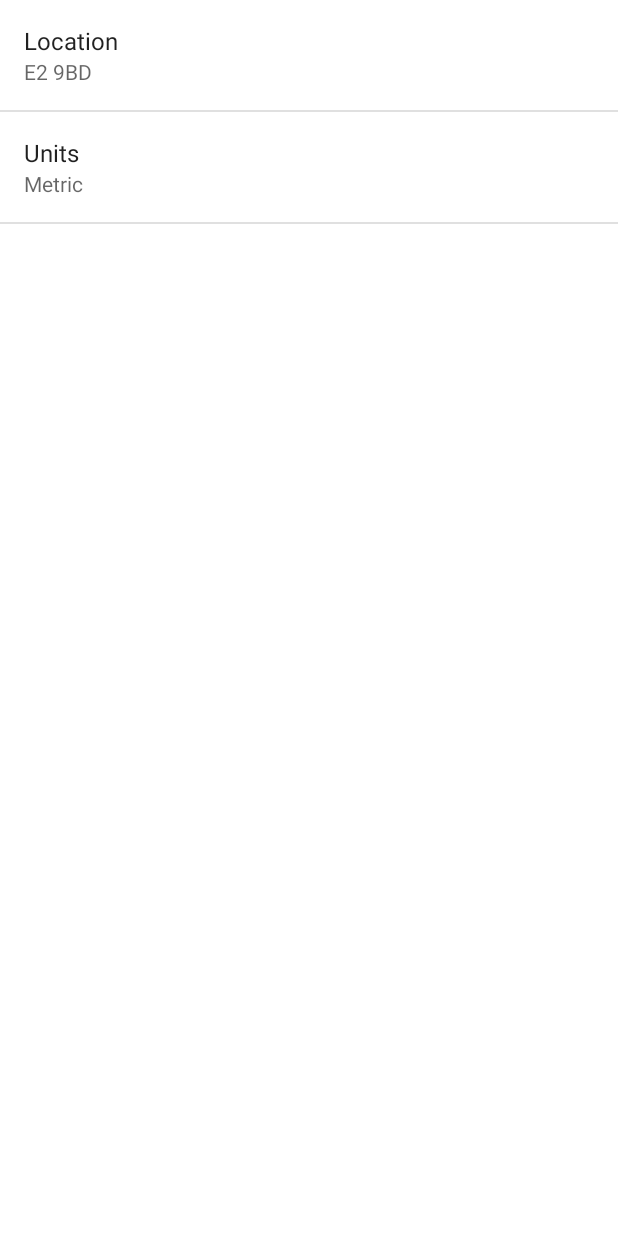
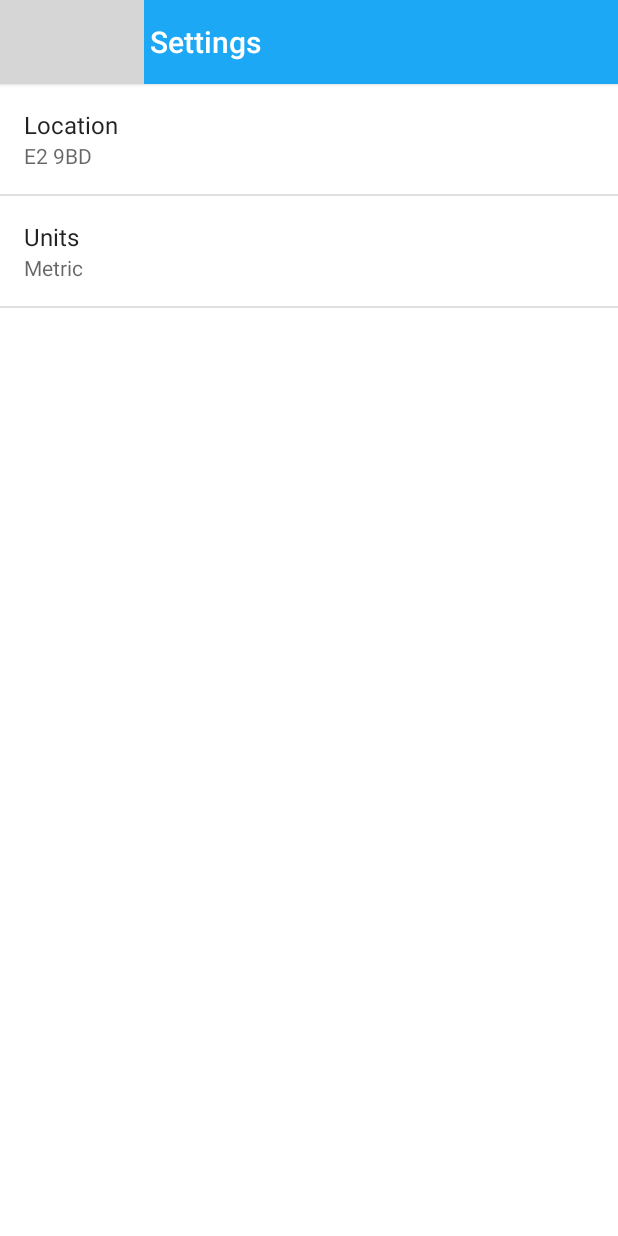
Before and after one commit to RaghavKirpekar/sunshine, an Android app: the SettingsActivity screen opened directly, with no data from a screen before it, on a phone screen of 412 x 824 dp. Run offline under Robolectric (Android 15) with nearby library versions, the phone set to English and light mode, and no system bars; grey boxes are pictures that could not be loaded.

Commit message:
moving to PreferenceFragment

```diff
--- a/app/src/main/java/com/malmstein/example/sunshine/SettingsActivity.java
+++ b/app/src/main/java/com/malmstein/example/sunshine/SettingsActivity.java
@@ -4,12 +4,7 @@ import android.annotation.TargetApi;
 import android.content.Intent;
 import android.os.Build;
 import android.os.Bundle;
-import android.preference.ListPreference;
-import android.preference.Preference;
 import android.preference.PreferenceActivity;
-import android.preference.PreferenceManager;
-
-import com.malmstein.example.sunshine.data.WeatherContract;
 
 /**
  * A {@link PreferenceActivity} that presents a set of application settings.
@@ -19,74 +14,13 @@ import com.malmstein.example.sunshine.data.WeatherContract;
  * href="http://developer.android.com/guide/topics/ui/settings.html">Settings
  * API Guide</a> for more information on developing a Settings UI.
  */
-public class SettingsActivity extends PreferenceActivity implements Preference.OnPreferenceChangeListener {
-
-    // since we use the preference change initially to populate the summary
-    // field, we'll ignore that change at start of the activity
-    boolean mBindingPreference;
+public class SettingsActivity extends SunshineActivity {
 
     @Override
     public void onCreate(Bundle savedInstanceState) {
         super.onCreate(savedInstanceState);
-        // Add 'general' preferences, defined in the XML file
-        addPreferencesFromResource(R.xml.pref_general);
-
-        // For all preferences, attach an OnPreferenceChangeListener so the UI summary can be
-        // updated when the preference changes.
-        bindPreferenceSummaryToValue(findPreference(getString(R.string.pref_key_location)));
-        bindPreferenceSummaryToValue(findPreference(getString(R.string.pref_key_units)));
-    }
-
-    /**
-     * Attaches a listener so the summary is always updated with the preference value.
-     * Also fires the listener once, to initialize the summary (so it shows up before the value
-     * is changed.)
-     */
-    private void bindPreferenceSummaryToValue(Preference preference) {
-        mBindingPreference = true;
-
-        // Set the listener to watch for value changes.
-        preference.setOnPreferenceChangeListener(this);
-
-        // Trigger the listener immediately with the preference's
-        // current value.
-        onPreferenceChange(preference,
-                PreferenceManager
-                        .getDefaultSharedPreferences(preference.getContext())
-                        .getString(preference.getKey(), ""));
-
-        mBindingPreference = false;
-    }
-
-    @Override
-    public boolean onPreferenceChange(Preference preference, Object value) {
-        String stringValue = value.toString();
-
-        // are we starting the preference activity?
-        if (!mBindingPreference) {
-            if (preference.getKey().equals(getString(R.string.pref_key_location))) {
-                FetchWeatherTask weatherTask = new FetchWeatherTask(this);
-                String location = value.toString();
-                weatherTask.execute(location);
-            } else {
-                // notify code that weather may be impacted
-                getContentResolver().notifyChange(WeatherContract.WeatherEntry.CONTENT_URI, null);
-            }
-        }
-
-        if (preference instanceof ListPreference) {
-            // For list preferences, look up the correct display value in
-            // the preference's 'entries' list (since they have separate labels/values).
-            ListPreference listPreference = (ListPreference) preference;
-            int prefIndex = listPreference.findIndexOfValue(stringValue);
-            if (prefIndex >= 0) {
-                preference.setSummary(listPreference.getEntries()[prefIndex]);
-            }
-        } else {
-            // For other preferences, set the summary to the value's simple string representation.
-            preference.setSummary(stringValue);
-        }
-        return true;
+        setContentView(R.layout.activity_settings);
+        setupUpIndicatorOn();
     }
 
     @TargetApi(Build.VERSION_CODES.JELLY_BEAN)
--- /dev/null
+++ b/app/src/main/java/com/malmstein/example/sunshine/SettingsFragment.java
@@ -0,0 +1,78 @@
+package com.malmstein.example.sunshine;
+
+import android.os.Bundle;
+import android.preference.ListPreference;
+import android.preference.Preference;
+import android.preference.PreferenceFragment;
+import android.preference.PreferenceManager;
+
+import com.malmstein.example.sunshine.data.WeatherContract;
+
+public class SettingsFragment extends PreferenceFragment implements Preference.OnPreferenceChangeListener{
+
+    boolean mBindingPreference;
+
+    @Override
+    public void onCreate(Bundle savedInstanceState) {
+        super.onCreate(savedInstanceState);
+
+        addPreferencesFromResource(R.xml.pref_general);
+
+        // For all preferences, attach an OnPreferenceChangeListener so the UI summary can be
+        // updated when the preference changes.
+        bindPreferenceSummaryToValue(findPreference(getString(R.string.pref_key_location)));
+        bindPreferenceSummaryToValue(findPreference(getString(R.string.pref_key_units)));
+    }
+
+    /**
+     * Attaches a listener so the summary is always updated with the preference value.
+     * Also fires the listener once, to initialize the summary (so it shows up before the value
+     * is changed.)
+     */
+    private void bindPreferenceSummaryToValue(Preference preference) {
+        mBindingPreference = true;
+
+        // Set the listener to watch for value changes.
+        preference.setOnPreferenceChangeListener(this);
+
+        // Trigger the listener immediately with the preference's
+        // current value.
+        onPreferenceChange(preference,
+                PreferenceManager
+                        .getDefaultSharedPreferences(preference.getContext())
+                        .getString(preference.getKey(), ""));
+
+        mBindingPreference = false;
+    }
+
+    @Override
+    public boolean onPreferenceChange(Preference preference, Object newValue) {
+        String stringValue = newValue.toString();
+
+        // are we starting the preference activity?
+        if (!mBindingPreference) {
+            if (preference.getKey().equals(getString(R.string.pref_key_location))) {
+                FetchWeatherTask weatherTask = new FetchWeatherTask(getActivity());
+                String location = newValue.toString();
+                weatherTask.execute(location);
+            } else {
+                // notify code that weather may be impacted
+                getActivity().getContentResolver().notifyChange(WeatherContract.WeatherEntry.CONTENT_URI, null);
+            }
+        }
+
+        if (preference instanceof ListPreference) {
+            // For list preferences, look up the correct display value in
+            // the preference's 'entries' list (since they have separate labels/values).
+            ListPreference listPreference = (ListPreference) preference;
+            int prefIndex = listPreference.findIndexOfValue(stringValue);
+            if (prefIndex >= 0) {
+                preference.setSummary(listPreference.getEntries()[prefIndex]);
+            }
+        } else {
+            // For other preferences, set the summary to the value's simple string representation.
+            preference.setSummary(stringValue);
+        }
+        return true;
+    }
+}
--- /dev/null
+++ b/app/src/main/res/layout/activity_settings.xml
@@ -0,0 +1,16 @@
+<?xml version="1.0" encoding="utf-8"?>
+
+<LinearLayout xmlns:android="http://schemas.android.com/apk/res/android"
+  android:layout_width="match_parent"
+  android:layout_height="match_parent"
+  android:orientation="vertical">
+
+  <include layout="@layout/include_app_bar" />
+
+  <fragment xmlns:android="http://schemas.android.com/apk/res/android"
+    android:id="@+id/fragment_settings"
+    android:name="com.malmstein.example.sunshine.SettingsFragment"
+    android:layout_width="match_parent"
+    android:layout_height="match_parent" />
+
+</LinearLayout>
```
